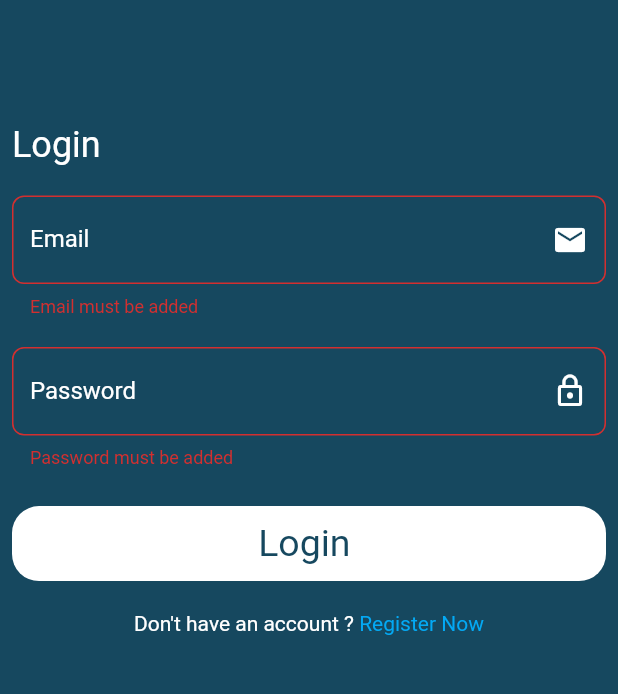
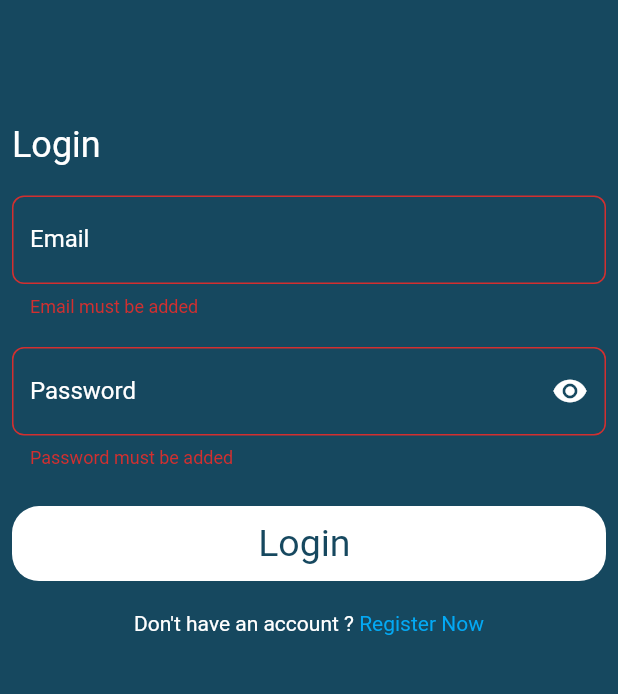
Before and after one commit to JohnAmir450/schoolar_app, a Flutter app: the screen it shows after launch, after a tap on "Login", on a phone screen of 412 x 824 dp, the part 354-1048 px from its top. Run offline on Flutter 3.47's test engine with Material 2 defaults, Android fonts, the light colour scheme and no system bars; drawn by our look-alikes of modal_progress_hud_nsn; our stand-ins replace bloc, cloud_firestore, firebase_auth, firebase_core, flutter_bloc; accounts and stored records are empty; Roboto replaces fonts that are missing (pacifico).

Commit message:
add bloc provider and auth cubit

```diff
--- a/lib/main.dart
+++ b/lib/main.dart
@@ -1,10 +1,14 @@
 import 'package:firebase_core/firebase_core.dart';
 import 'package:flutter/material.dart';
+import 'package:flutter_bloc/flutter_bloc.dart';
+import 'package:schoolar_app/screens/cubits/auth_cubit/auth_cubit.dart';
 import 'package:schoolar_app/screens/login_page.dart';
+import 'bloc_observer.dart';
 import 'constants.dart';
 import 'firebase_options.dart';
 
-void main() async{
+void main() async {
+  Bloc.observer = MyBlocObserver();
   WidgetsFlutterBinding.ensureInitialized();
   await Firebase.initializeApp(
     options: DefaultFirebaseOptions.currentPlatform,
@@ -18,13 +22,15 @@ class MyApp extends StatelessWidget {
   // This widget is the root of your application.
   @override
   Widget build(BuildContext context) {
-    return  MaterialApp(
-
-      theme: ThemeData(
-        scaffoldBackgroundColor: primaryColor,
+    return BlocProvider(
+      create: (context) => AuthCubit(),
+      child: MaterialApp(
+        theme: ThemeData(
+          scaffoldBackgroundColor: primaryColor,
+        ),
+        title: 'School Chat',
+        home: LoginPage(),
       ),
-      title: 'School Chat',
-      home: LoginPage(),
     );
   }
 }
--- /dev/null
+++ b/lib/screens/cubits/auth_cubit/auth_state.dart
@@ -0,0 +1,40 @@
+part of 'auth_cubit.dart';
+
+@immutable
+sealed class AuthStates {}
+
+final class LoginInitial extends AuthStates {}
+
+
+final class LoginSuccess extends AuthStates {}
+
+
+
+final class LoginLoading extends AuthStates {}
+
+
+
+ class LoginFailure extends AuthStates {
+  final String errorMessage;
+
+  LoginFailure({required this.errorMessage});
+
+}
+ class PasswordVisibilityState extends AuthStates{}
+
+
+
+final class RegisterSuccess extends AuthStates {}
+
+
+
+final class RegisterLoading extends AuthStates {}
+
+
+
+ class RegisterFailure extends AuthStates {
+  final String errorMessage;
+
+  RegisterFailure({required this.errorMessage});
+
+}
--- a/lib/screens/login_page.dart
+++ b/lib/screens/login_page.dart
@@ -1,31 +1,46 @@
 // ignore_for_file: use_build_context_synchronously
 
-import 'package:firebase_auth/firebase_auth.dart';
 import 'package:flutter/material.dart';
+import 'package:flutter_bloc/flutter_bloc.dart';
 import 'package:modal_progress_hud_nsn/modal_progress_hud_nsn.dart';
 import 'package:schoolar_app/screens/chat_screen.dart';
 import 'package:schoolar_app/screens/register_screeen.dart';
 import 'package:schoolar_app/widgets/show_snack_bar.dart';
 import '../widgets/custom_bottom.dart';
 import '../widgets/custom_text_field.dart';
+import 'cubits/auth_cubit/auth_cubit.dart';
 
-class LoginPage extends StatefulWidget {
+class LoginPage extends StatelessWidget {
    LoginPage({super.key});
-
-  @override
-  State<LoginPage> createState() => _LoginPageState();
-}
-
-class _LoginPageState extends State<LoginPage> {
   String? email, password;
 
    bool isLoading = false;
-  bool obsecure = true;
+
 
   GlobalKey<FormState> formKey = GlobalKey();
 
   @override
   Widget build(BuildContext context) {
+    return BlocConsumer<AuthCubit, AuthStates>(
+
+      listener: (context, state) {
+        if (state is LoginLoading) {
+          isLoading = true;
+        } else if (state is LoginSuccess) {
+          showSnackBar(context, message: 'Success',color: Colors.green);
+          Navigator.push(
+            context,
+            MaterialPageRoute(
+              builder: (context) => ChatPage(
+                email: email!,
+              ),
+            ),
+          );
+        } else if (state is LoginFailure) {
+          showSnackBar(context, message: state.errorMessage, color: Colors.red);
+        }
+      },
+      builder: (context, state) {
         return Scaffold(
           body: Form(
             key: formKey,
@@ -35,8 +50,8 @@ class _LoginPageState extends State<LoginPage> {
                 physics: const BouncingScrollPhysics(),
                 children: [
                   Padding(
-                padding:
-                    const EdgeInsets.symmetric(horizontal: 8.0, vertical: 80),
+                    padding: const EdgeInsets.symmetric(
+                        horizontal: 8.0, vertical: 80),
                     child: Column(
                       crossAxisAlignment: CrossAxisAlignment.center,
                       children: [
@@ -66,7 +81,11 @@ class _LoginPageState extends State<LoginPage> {
                           height: 20,
                         ),
                         CustomTextField(
-                      suffixIconButton: GestureDetector(child: Icon(Icons.email,color: Colors.white,)),
+                          suffixIconButton: GestureDetector(
+                              child: const Icon(
+                            Icons.email,
+                            color: Colors.white,
+                          )),
                           onChanged: (data) {
                             email = data;
                           },
@@ -82,26 +101,11 @@ class _LoginPageState extends State<LoginPage> {
                           height: 20,
                         ),
                         CustomTextField(
-                      obsecure: obsecure,
-                      suffixIconButton: obsecure
-                          ? GestureDetector(
-                              onTap: () {
-                                setState(() {
-                                  obsecure = !obsecure;
-                                });
+                          obsecure: BlocProvider.of<AuthCubit>(context).isVisible,
+                          icon:BlocProvider.of<AuthCubit>(context).icon,
+                          onPressed: (){
+                            BlocProvider.of<AuthCubit>(context).passwordVisibility();
                           },
-                              child: Icon(Icons.lock_outline,color: Colors.white,),
-                            )
-                          : GestureDetector(
-                              onTap: () {
-                                setState(
-                                  () {
-                                    obsecure = !obsecure;
-                                  },
-                                );
-                              },
-                              child: Icon(Icons.lock_open,color: Colors.white,),
-                            ),
                           validate: (String? value) {
                             if (value!.isEmpty) {
                               return 'Password must be added';
@@ -117,44 +121,12 @@ class _LoginPageState extends State<LoginPage> {
                           height: 25,
                         ),
                         CustomButtom(
-                      ontap: () async {
+                          ontap: ()  {
                             if (formKey.currentState!.validate()) {
-                          setState(() {
-                            isLoading = true;
-                          });
-
-                          try {
-                            await loginMethod();
-                            Navigator.push(
+                              BlocProvider.of<AuthCubit>(context).loginUser(
                                   context,
-                              MaterialPageRoute(
-                                builder: (context) => ChatPage(
                                   email: email!,
-                                ),
-                              ),
-                            );
-                          } on FirebaseAuthException catch (e) {
-                            if (e.code == 'weak-password') {
-                              showSnackBar(context,
-                                  message:
-                                      'The password provided is too weak.');
-                            } else if (e.code == 'email-already-in-use') {
-                              showSnackBar(context,
-                                  message:
-                                      'The account already exists for that email.');
-                            } else if (e.code == 'wrong-password') {
-                              showSnackBar(context,
-                                  message:
-                                      'Wrong password provided for that user.');
-                            }
-                          } catch (e) {
-                            print(e.toString());
-                            showSnackBar(context,
-                                message: 'Something went Wrong');
-                          }
-                          setState(() {
-                            isLoading = false;
-                          });
+                                  password: password!);
                             }
                           },
                           text: 'Login ',
@@ -172,7 +144,8 @@ class _LoginPageState extends State<LoginPage> {
                                   Navigator.push(
                                       context,
                                       MaterialPageRoute(
-                                      builder: (context) => RegisterPage()));
+                                          builder: (context) =>
+                                              const RegisterPage()));
                                 },
                                 child: const Text(
                                   'Register Now',
@@ -188,10 +161,7 @@ class _LoginPageState extends State<LoginPage> {
             ),
           ),
         );
-  }
-
-  Future<void> loginMethod() async {
-    var auth = FirebaseAuth.instance;
-    await auth.signInWithEmailAndPassword(email: email!, password: password!);
+      },
+    );
   }
 }
--- a/lib/widgets/chat_bubble.dart
+++ b/lib/widgets/chat_bubble.dart
@@ -1,7 +1,6 @@
 import 'package:flutter/material.dart';
 import 'package:schoolar_app/models/messages_model.dart';
 
-import '../constants.dart';
 
 class ChatBubble extends StatelessWidget {
    ChatBubble({
--- a/lib/widgets/custom_bottom.dart
+++ b/lib/widgets/custom_bottom.dart
@@ -4,11 +4,11 @@ import 'package:flutter/material.dart';
 import '../constants.dart';
 
 class CustomButtom extends StatelessWidget {
-   CustomButtom({
+   const CustomButtom({
     super.key,required this.text,this.ontap
   });
-String text;
-VoidCallback? ontap;
+final String text;
+final VoidCallback? ontap;
   @override
   Widget build(BuildContext context) {
     return GestureDetector(
--- a/lib/widgets/custom_text_field.dart
+++ b/lib/widgets/custom_text_field.dart
@@ -2,48 +2,63 @@ import 'package:flutter/material.dart';
 import 'package:schoolar_app/constants.dart';
 
 class CustomTextField extends StatelessWidget {
-   CustomTextField({super.key,
-this.type, required this.label,this.onChanged,this.validate,this.color=Colors.white,this.suffixIconButton
-  ,this.obsecure=false});
- String? label;
- TextInputType? type;
- bool obsecure=false;
- String? Function(String?)? validate;
- Function (String)? onChanged;
- Color color;
-   GestureDetector? suffixIconButton;
+  const CustomTextField(
+      {super.key,
+      this.icon,
+      this.onPressed,
+      this.type,
+      required this.label,
+      this.onChanged,
+      this.validate,
+      this.color = Colors.white,
+      this.suffixIconButton,
+      this.obsecure = false});
+  final String? label;
+  final TextInputType? type;
+  final bool obsecure ;
+  final String? Function(String?)? validate;
+  final Function(String)? onChanged;
+  final Color color;
+  final GestureDetector? suffixIconButton;
+  final IconData? icon;
+  final void Function()? onPressed;
   @override
   Widget build(BuildContext context) {
     return TextFormField(
-      cursorColor:primaryColor ,
-      style: TextStyle(color: Colors.white),
+      cursorColor: primaryColor,
+      style: const TextStyle(color: Colors.white),
       obscureText: obsecure,
-      validator:validate,
+      validator: validate,
       onChanged: onChanged,
       keyboardType: type,
       decoration: InputDecoration(
-        suffixIcon: suffixIconButton,
-        label:Text(label!,style:  TextStyle(color: color),),
-        enabledBorder: OutlineInputBorder(borderSide:  BorderSide(color: color),
-
+        suffixIcon: IconButton(
+          icon: Icon(icon),
+          onPressed: onPressed,
+          color: Colors.white,
+        ),
+        label: Text(
+          label!,
+          style: TextStyle(color: color),
+        ),
+        enabledBorder: OutlineInputBorder(
+          borderSide: BorderSide(color: color),
           borderRadius: BorderRadius.circular(
             8,
           ),
         ),
-        border: OutlineInputBorder(borderSide:  BorderSide(color: color),
-
+        border: OutlineInputBorder(
+          borderSide: BorderSide(color: color),
           borderRadius: BorderRadius.circular(
             8,
-
           ),
         ),
-        focusedBorder:  OutlineInputBorder(borderSide:  BorderSide(color: color),
-
-      borderRadius: BorderRadius.circular(
-        8,
-
-      ),
-    ),
+        focusedBorder: OutlineInputBorder(
+          borderSide: BorderSide(color: color),
+          borderRadius: BorderRadius.circular(
+            8,
+          ),
+        ),
       ),
     );
   }
```
Also changed, not shown: lib/bloc_observer.dart (added, +29 -0 lines), lib/screens/chat_screen.dart (+10 -11 lines), lib/screens/cubits/auth_cubit/auth_cubit.dart (added, +68 -0 lines), lib/screens/register_screeen.dart (+52 -74 lines), pubspec.yaml (+22 -29 lines), pubspec.lock. Lines whose indentation alone changed are shown as unchanged.
